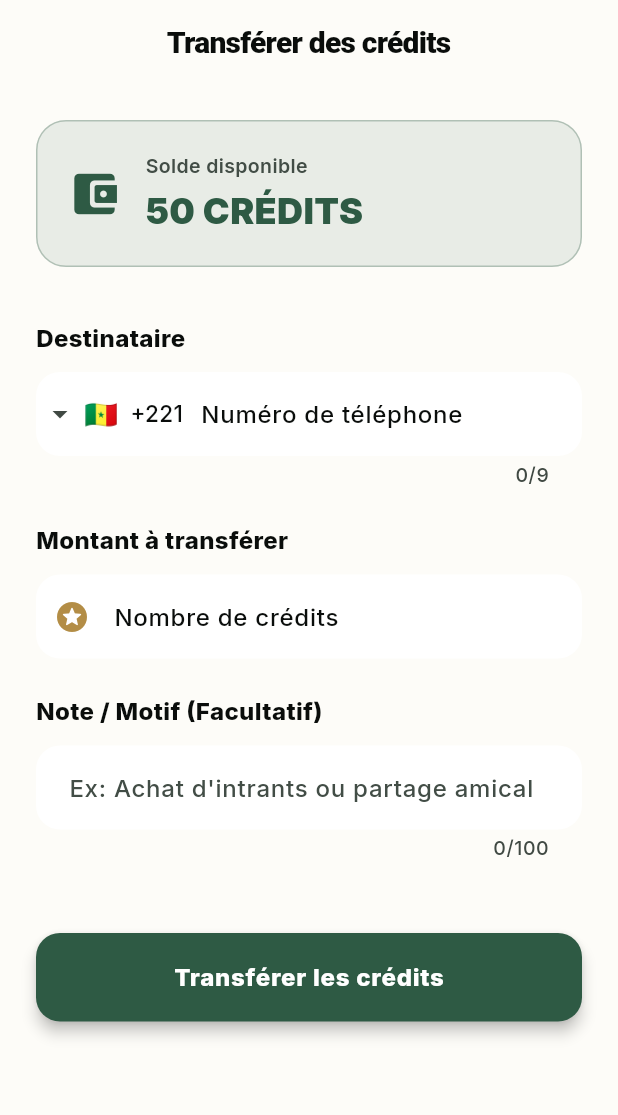
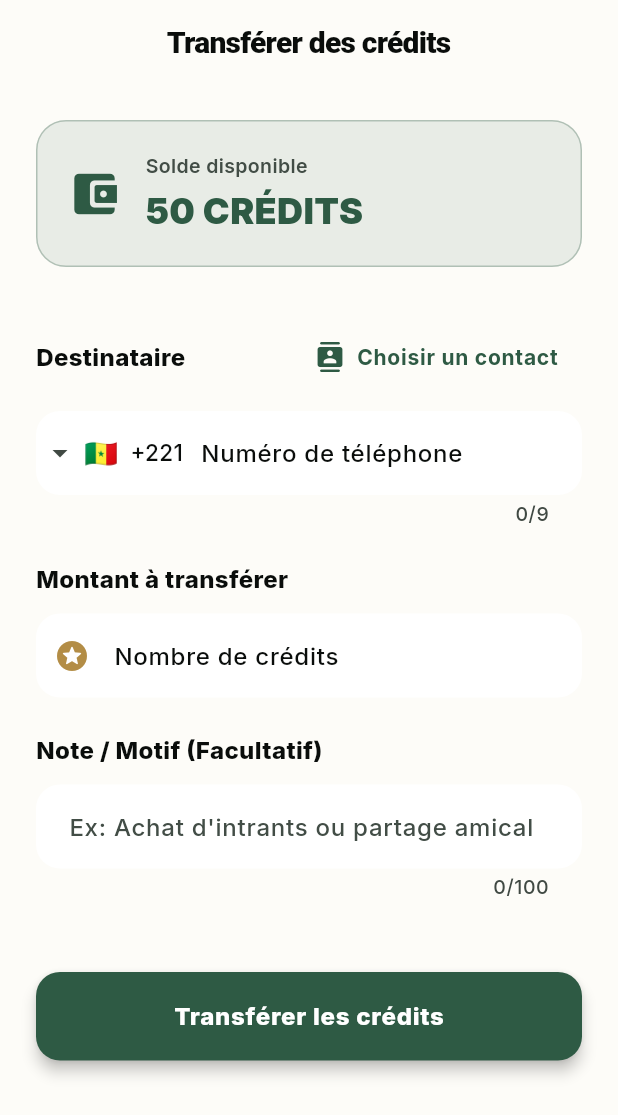
Before and after one commit to petaliadmin/petalia-field-pro, a Flutter app: the TransferScreen screen opened by its route, on a phone screen of 412 x 824 dp. Shown: the top 1115 px of the screen. Run offline on Flutter 3.47's test engine with Material 3 defaults, Android fonts, the phone set to English and light mode, and no system bars; drawn by our look-alikes of intl_phone_field; our stand-ins replace audioplayers, cached_network_image, connectivity_plus, dio, firebase_core, firebase_messaging and 20 more; missing offline and left inert: excel, flutter_map_marker_cluster, flutter_map_tile_caching, light, mobile_scanner, record; accounts and stored records are empty; network calls fail; Roboto replaces fonts that are missing (Montserrat); statements that could not run were skipped; project files that could hold a hidden picture were left out.

Commit message:
Update wallet screens and app colors
Co-Authored-By: Claude Sonnet 4.6 <noreply@anthropic.com>

```diff
--- a/apps/mobile/lib/features/wallet/presentation/credit_purchase_screen.dart
+++ b/apps/mobile/lib/features/wallet/presentation/credit_purchase_screen.dart
@@ -1,6 +1,5 @@
 import 'package:flutter/material.dart';
 import 'package:flutter_riverpod/flutter_riverpod.dart';
-import 'package:flutter_svg/flutter_svg.dart';
 import 'package:url_launcher/url_launcher.dart';
 import '../../../core/services/credit_service.dart';
 import '../../../core/services/payment_service.dart';
--- a/apps/mobile/lib/features/wallet/presentation/qr_code_screen.dart
+++ b/apps/mobile/lib/features/wallet/presentation/qr_code_screen.dart
@@ -19,7 +19,6 @@ class QrCodeScreen extends ConsumerStatefulWidget {
 class _QrCodeScreenState extends ConsumerState<QrCodeScreen> with SingleTickerProviderStateMixin {
   late TabController _tabController;
   late MobileScannerController _scannerController;
-  bool _isScanning = true;
 
   @override
   void initState() {
@@ -34,10 +33,8 @@ class _QrCodeScreenState extends ConsumerState<QrCodeScreen> with SingleTickerPr
     _tabController.addListener(() {
       if (_tabController.index == 1) {
         _scannerController.start();
-        setState(() => _isScanning = true);
       } else {
         _scannerController.stop();
-        setState(() => _isScanning = false);
       }
     });
   }
--- a/apps/mobile/lib/features/wallet/presentation/transfer_screen.dart
+++ b/apps/mobile/lib/features/wallet/presentation/transfer_screen.dart
@@ -4,6 +4,7 @@ import 'package:flutter_riverpod/flutter_riverpod.dart';
 import 'package:go_router/go_router.dart';
 import 'package:intl_phone_field/intl_phone_field.dart';
 
+import '../../../core/services/contact_picker.dart';
 import '../../../core/services/credit_service.dart';
 import '../../../theme/app_colors.dart';
 import 'wallet_providers.dart';
@@ -19,6 +20,7 @@ class TransferScreen extends ConsumerStatefulWidget {
 
 class _TransferScreenState extends ConsumerState<TransferScreen> {
   final _formKey = GlobalKey<FormState>();
+  final _phoneController = TextEditingController();
   final _amountController = TextEditingController();
   final _noteController = TextEditingController();
   String _phoneNumber = '';
@@ -28,16 +30,49 @@ class _TransferScreenState extends ConsumerState<TransferScreen> {
   void initState() {
     super.initState();
     if (widget.initialPhone != null && widget.initialPhone!.isNotEmpty) {
-      _phoneNumber = widget.initialPhone!;
+      final clean = widget.initialPhone!.replaceAll('+221', '').replaceAll(' ', '');
+      _phoneController.text = clean;
+      _phoneNumber = '+221$clean';
       _isValidPhone = true;
     }
   }
 
   @override
   void dispose() {
+    _phoneController.dispose();
     _amountController.dispose();
     _noteController.dispose();
     super.dispose();
+  }
+
+  Future<void> _pickContactFromDevice() async {
+    HapticFeedback.lightImpact();
+    final contact = await pickContact();
+    if (contact == null || contact.phone == null || contact.phone!.isEmpty) return;
+
+    // Nettoyer le numéro (enlever +221, espaces, tirets)
+    String clean = contact.phone!.replaceAll('+221', '').replaceAll(RegExp(r'\D'), '');
+    if (clean.length > 9) {
+      // Prendre les 9 derniers chiffres (standard Sénégal)
+      clean = clean.substring(clean.length - 9);
+    }
+
+    setState(() {
+      _phoneController.text = clean;
+      _phoneNumber = '+221$clean';
+      _isValidPhone = clean.length == 9;
+    });
+
+    HapticFeedback.selectionClick();
+    if (contact.name != null && mounted) {
+      ScaffoldMessenger.of(context).showSnackBar(
+        SnackBar(
+          content: Text('Contact sélectionné : ${contact.name}'),
+          backgroundColor: AppColors.primary,
+          behavior: SnackBarBehavior.floating,
+        ),
+      );
+    }
   }
 
   void _submitTransfer() async {
@@ -194,14 +229,27 @@ class _TransferScreenState extends ConsumerState<TransferScreen> {
               ),
               const SizedBox(height: 36),
 
-              const Text(
-                'Destinataire',
-                style: TextStyle(fontSize: 16, fontWeight: FontWeight.w800),
+              Row(
+                mainAxisAlignment: MainAxisAlignment.spaceBetween,
+                children: [
+                  const Text(
+                    'Destinataire',
+                    style: TextStyle(fontSize: 16, fontWeight: FontWeight.w800),
+                  ),
+                  TextButton.icon(
+                    onPressed: _pickContactFromDevice,
+                    icon: const Icon(Icons.contacts_rounded, size: 20, color: AppColors.primary),
+                    label: const Text(
+                      'Choisir un contact',
+                      style: TextStyle(color: AppColors.primary, fontWeight: FontWeight.w700),
+                    ),
+                  ),
+                ],
               ),
               const SizedBox(height: 12),
               IntlPhoneField(
+                controller: _phoneController,
                 initialCountryCode: 'SN',
-                initialValue: widget.initialPhone?.replaceAll('+221', ''),
                 decoration: InputDecoration(
                   labelText: 'Numéro de téléphone',
                   hintText: '77 123 45 67',
--- a/apps/mobile/lib/features/wallet/presentation/wallet_providers.dart
+++ b/apps/mobile/lib/features/wallet/presentation/wallet_providers.dart
@@ -1,3 +1,4 @@
+import 'package:flutter/foundation.dart';
 import 'package:flutter_riverpod/flutter_riverpod.dart';
 import '../../../core/network/dio_provider.dart';
 import '../../../core/services/credit_service.dart';
@@ -40,7 +41,7 @@ final walletTransactionsProvider = FutureProvider<List<WalletTransaction>>((ref)
     final list = res.data['transactions'] as List? ?? [];
     return list.map((e) => WalletTransaction.fromJson(Map<String, dynamic>.from(e as Map))).toList();
   } catch (e) {
-    print('Error loading transactions: $e');
+    debugPrint('Error loading transactions: $e');
     return [];
   }
 });
--- a/apps/mobile/lib/theme/app_colors.dart
+++ b/apps/mobile/lib/theme/app_colors.dart
@@ -86,6 +86,13 @@ class AppColors {
   static Color shadowOf(BuildContext context) =>
       Theme.of(context).brightness == Brightness.dark ? darkShadow : shadow;
 
+  /// Theme-aware background color.
+  static Color backgroundOf(BuildContext context) =>
+      Theme.of(context).brightness == Brightness.dark ? darkBackground : background;
+
+  /// Theme-aware danger color.
+  static Color dangerOf(BuildContext context) => danger;
+
   static Color healthFor(double score) {
     if (score >= 0.8) return healthExcellent;
     if (score >= 0.6) return healthGood;
```
Also changed, not shown: apps/mobile/pubspec.lock, 1 other file.
